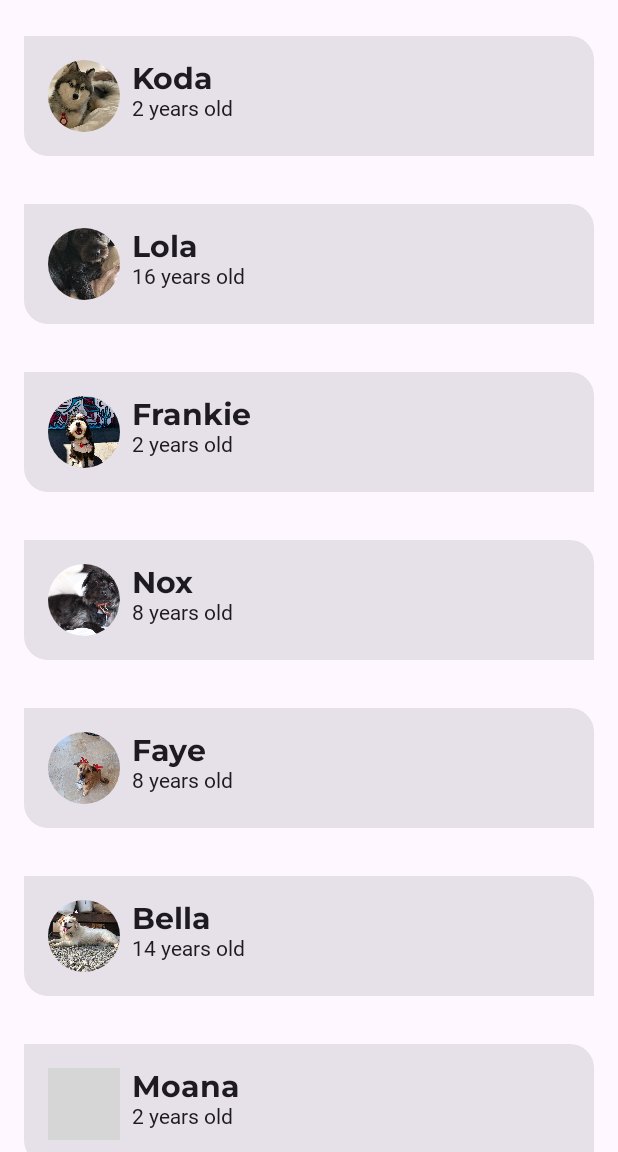
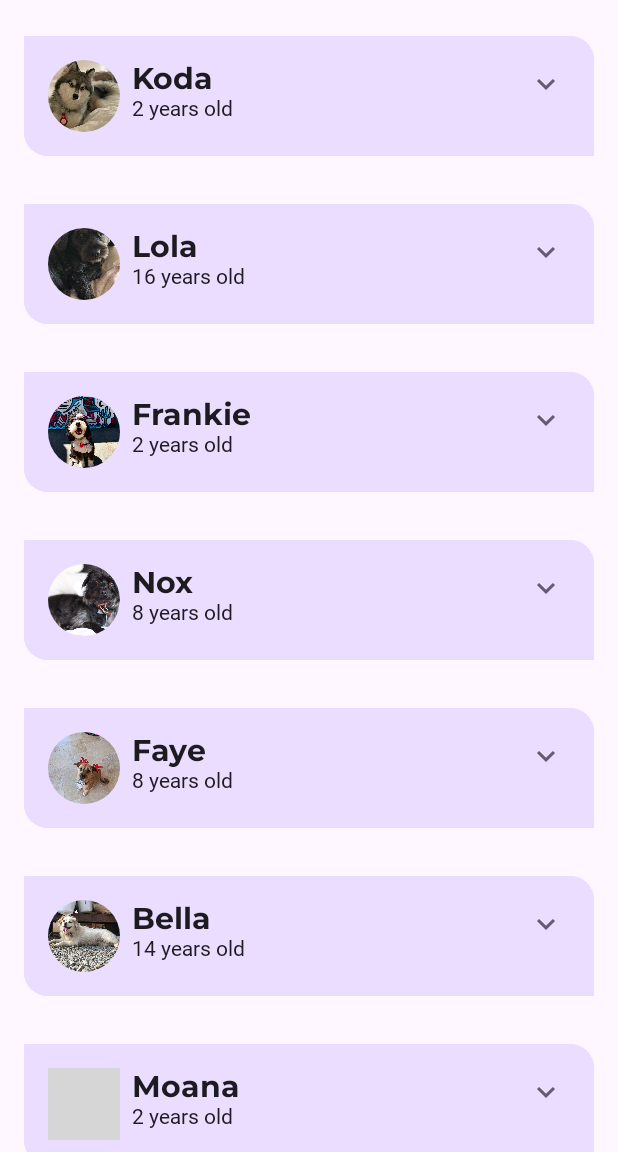
Before and after one commit to handleryouth/woof-kotlin, an Android app built with Jetpack Compose: the screen it shows after launch (MainActivity), on a phone screen of 412 x 824 dp, the part 84-1236 px from its top. Run offline under Robolectric (Android 15) with nearby library versions, the phone set to English and light mode, and no system bars; Roboto replaces fonts that are not available here; grey boxes are pictures that could not be loaded.

```diff
--- a/app/build.gradle.kts
+++ b/app/build.gradle.kts
@@ -76,6 +76,8 @@ dependencies {
     implementation("androidx.compose.ui:ui-tooling-preview")
     implementation("androidx.core:core-ktx:1.10.1")
     implementation("androidx.lifecycle:lifecycle-runtime-ktx:2.6.1")
+    implementation("androidx.compose.material:material-icons-extended")
+
 
     debugImplementation("androidx.compose.ui:ui-test-manifest")
     debugImplementation("androidx.compose.ui:ui-tooling")
--- a/app/src/main/java/com/example/woof/MainActivity.kt
+++ b/app/src/main/java/com/example/woof/MainActivity.kt
@@ -21,23 +21,38 @@ import androidx.activity.ComponentActivity
 import androidx.activity.compose.setContent
 import androidx.annotation.DrawableRes
 import androidx.annotation.StringRes
+import androidx.compose.animation.animateColorAsState
+import androidx.compose.animation.animateContentSize
+import androidx.compose.animation.core.Spring
+import androidx.compose.animation.core.spring
 import androidx.compose.foundation.Image
+import androidx.compose.foundation.background
 import androidx.compose.foundation.layout.Column
 import androidx.compose.foundation.layout.Row
+import androidx.compose.foundation.layout.Spacer
 import androidx.compose.foundation.layout.fillMaxSize
 import androidx.compose.foundation.layout.fillMaxWidth
 import androidx.compose.foundation.layout.padding
 import androidx.compose.foundation.layout.size
 import androidx.compose.foundation.lazy.LazyColumn
 import androidx.compose.foundation.lazy.items
+import androidx.compose.material.icons.Icons
+import androidx.compose.material.icons.filled.ExpandLess
+import androidx.compose.material.icons.filled.ExpandMore
 import androidx.compose.material3.Card
 import androidx.compose.material3.CenterAlignedTopAppBar
 import androidx.compose.material3.ExperimentalMaterial3Api
+import androidx.compose.material3.Icon
+import androidx.compose.material3.IconButton
 import androidx.compose.material3.MaterialTheme
 import androidx.compose.material3.Scaffold
 import androidx.compose.material3.Surface
 import androidx.compose.material3.Text
 import androidx.compose.runtime.Composable
+import androidx.compose.runtime.getValue
+import androidx.compose.runtime.mutableStateOf
+import androidx.compose.runtime.remember
+import androidx.compose.runtime.setValue
 import androidx.compose.ui.Modifier
 import androidx.compose.ui.draw.clip
 import androidx.compose.ui.layout.ContentScale
@@ -78,6 +93,8 @@ fun WoofApp() {
     ) { innerPadding ->
         LazyColumn(contentPadding = innerPadding) {
             items(dogs) {
+
+
                 DogItem(
                     modifier = Modifier.padding(dimensionResource(id = R.dimen.padding_small)),
                     dog = it
@@ -100,10 +117,29 @@ fun DogItem(
     dog: Dog,
     modifier: Modifier = Modifier
 ) {
+    var expanded by remember {
+        mutableStateOf(false)
+    }
+
+    val color by animateColorAsState(
+        targetValue = if (expanded) MaterialTheme.colorScheme.tertiaryContainer else MaterialTheme.colorScheme.primaryContainer
+    )
+
     Card(
         modifier = modifier
             .fillMaxWidth()
             .padding(dimensionResource(id = R.dimen.padding_small))
+    ) {
+
+        Column(
+            modifier = Modifier
+                .animateContentSize(
+                    animationSpec = spring(
+                        dampingRatio = Spring.DampingRatioNoBouncy,
+                        stiffness = Spring.StiffnessMedium
+                    )
+                )
+                .background(color = color)
         ) {
             Row(
                 modifier = Modifier
@@ -112,7 +148,26 @@ fun DogItem(
             ) {
                 DogIcon(dog.imageResourceId)
                 DogInformation(dog.name, dog.age)
+                Spacer(modifier = Modifier.weight(1f))
+                DogItemButton(
+                    expanded = expanded,
+                    onClick = { expanded = !expanded }
+                )
+
             }
+
+            if (expanded) {
+                DogHobby(
+                    dogHobby = dog.hobbies, modifier = Modifier.padding(
+                        start = dimensionResource(R.dimen.padding_medium),
+                        top = dimensionResource(R.dimen.padding_small),
+                        end = dimensionResource(R.dimen.padding_medium),
+                        bottom = dimensionResource(R.dimen.padding_medium)
+                    )
+                )
+            }
+        }
+
     }
 
 }
@@ -193,10 +248,48 @@ fun WoofTopAppBar(modifier: Modifier = Modifier) {
                     .padding(dimensionResource(id = R.dimen.padding_small))
             )
 
-            Text(text = stringResource(id = R.string.app_name),
-                style =  MaterialTheme.typography.displayLarge
+            Text(
+                text = stringResource(id = R.string.app_name),
+                style = MaterialTheme.typography.displayLarge
             )
 
         }
+
     }, modifier = modifier)
 }
+
+@Composable
+private fun DogItemButton(
+    expanded: Boolean,
+    onClick: () -> Unit,
+    modifier: Modifier = Modifier
+) {
+    IconButton(onClick = onClick, modifier = Modifier) {
+        Icon(
+            imageVector = if (expanded) Icons.Filled.ExpandLess else Icons.Filled.ExpandMore,
+            contentDescription = stringResource(id = R.string.expand_button_content_description),
+            tint = MaterialTheme.colorScheme.secondary
+        )
+
+    }
+
+}
+
+@Composable
+fun DogHobby(
+    @StringRes dogHobby: Int,
+    modifier: Modifier = Modifier
+) {
+
+    Column(
+        modifier = modifier
+    ) {
+        Text(
+            text = stringResource(id = R.string.about),
+            style = MaterialTheme.typography.labelSmall
+        )
+        Text(text = stringResource(id = dogHobby), style = MaterialTheme.typography.bodyLarge)
+
+    }
+
+}
```
Lines whose indentation alone changed are shown as unchanged.
